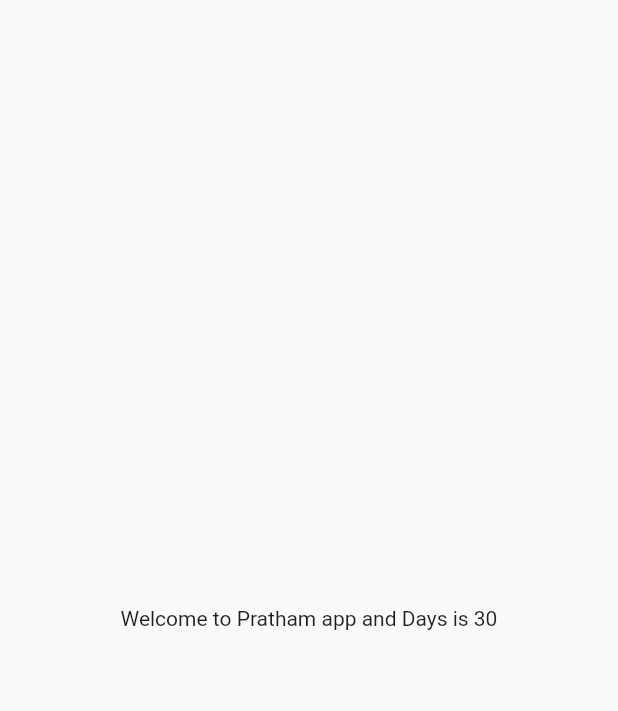
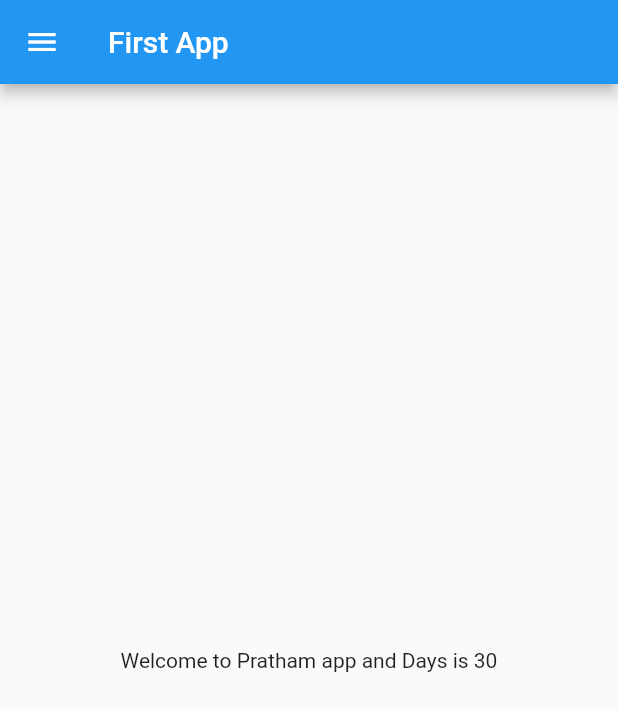
Before and after one commit to LordPratham/Flutter, a Flutter app: the screen it shows after launch, on a phone screen of 412 x 824 dp. Shown: the top 711 px of the screen. Run offline on Flutter 3.47's test engine with Material 2 defaults, Android fonts, the phone set to English and light mode, and no system bars.

```diff
--- /dev/null
+++ b/lib/home_page.dart
@@ -0,0 +1,29 @@
+import 'package:flutter/material.dart';
+
+
+class HomePage extends StatelessWidget {
+
+    String name="Pratham";
+    int days = 30;
+
+  // const HomePage({ Key? key }) : super(key: key);
+
+  @override
+  Widget build(BuildContext context) {
+    return Scaffold(
+
+        appBar: AppBar(
+          title: Text("First App"),),
+
+        body: Center(
+
+          child: Container(
+
+            child: Text("Welcome to $name app and Days is $days"),
+
+          ),
+        ),
+        drawer: Drawer(),
+      );
+  }
+}
--- a/lib/main.dart
+++ b/lib/main.dart
@@ -1,3 +1,4 @@
+import 'package:first/home_page.dart';
 import 'package:flutter/material.dart';
 
 void main() {
@@ -9,21 +10,10 @@ class MyApp extends StatelessWidget {
 
   @override
   Widget build(BuildContext context) {
-    String name="Pratham";
-    int days = 30;
+
     return MaterialApp(
 
-      home: Material(
-
-        child: Center(
-
-          child: Container(
-
-            child: Text("Welcome to $name app and Days is $days"),
-
-          ),
-        ),
-      ),
+      home: HomePage(),
     );
   }
 }
```
